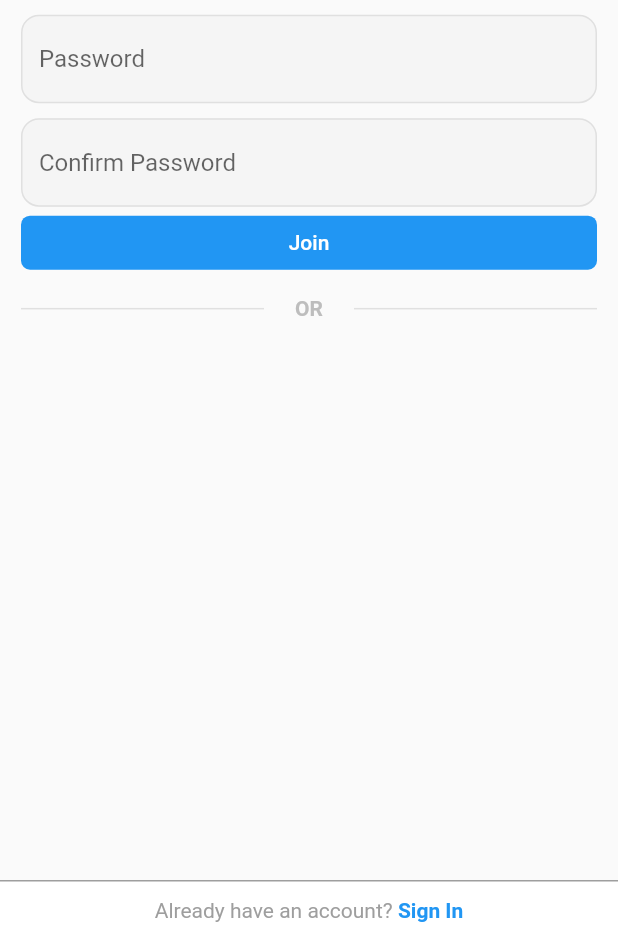
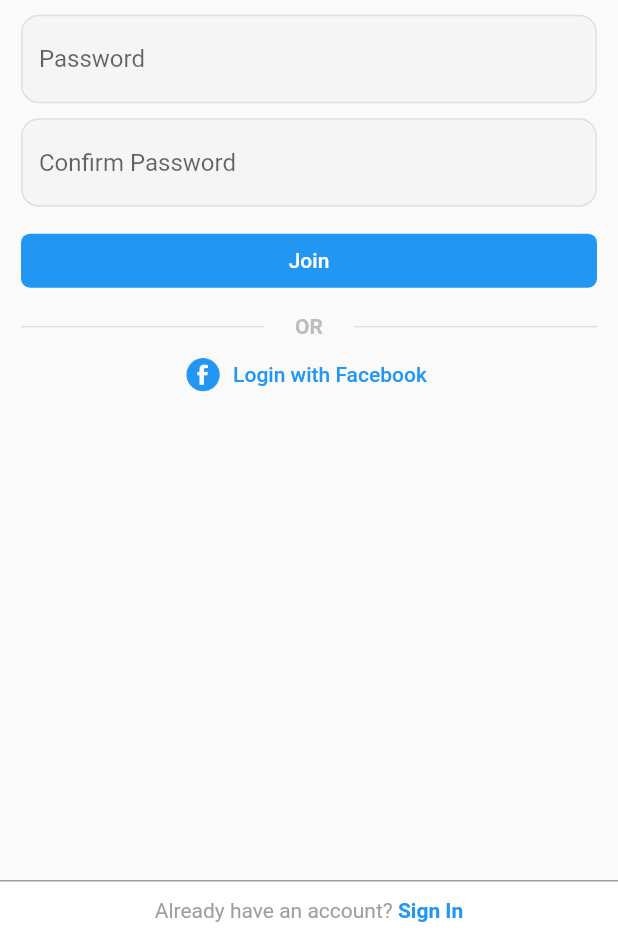
Before and after one commit to pioneerplat/flutter_practice_instagram, a Flutter app: the screen it shows after launch, on a phone screen of 412 x 824 dp, the part 296-1236 px from its top. Run offline on Flutter 3.47's test engine with Material 2 defaults, Android fonts, the phone set to English and light mode, and no system bars; our stand-ins replace cached_network_image.

Commit message:
48 FlatButton with icon
facebook 버튼
ImageIcon

```diff
--- a/flutter_instagram_first/lib/widgets/sign_up_form.dart
+++ b/flutter_instagram_first/lib/widgets/sign_up_form.dart
@@ -81,7 +81,30 @@ class _SignUpFormState extends State<SignUpForm> {
                   }
                 },
               ),
-              FlatButton(
+              SizedBox(
+                height: common_s_gap,
+              ),
+              _submitButton(context),
+              SizedBox(
+                height: common_s_gap,
+              ),
+              _orDivider(),
+              //ImageIcon 나의 Image를 이용하여 아이콘을 만듬
+              FlatButton.icon(
+                  onPressed: () {},
+                  //textColor에 Icon과 Text 모두 포함
+                  textColor: Colors.blue,
+                  icon: ImageIcon(AssetImage('assets/images/facebook.png')),
+                  label: Text("Login with Facebook")),
+            ],
+          ),
+        ),
+      ),
+    );
+  }
+
+  FlatButton _submitButton(BuildContext context) {
+    return FlatButton(
               color: Colors.blue,
               onPressed: () {
                 // 위 3개의 validator 가 전부 null을 반환하면 true가 오고 그렇지 않으면 false가 온다
@@ -102,9 +125,11 @@ class _SignUpFormState extends State<SignUpForm> {
               ),
               shape: RoundedRectangleBorder(
                   borderRadius: BorderRadius.circular(6)),
-              ),
-              SizedBox(height: common_s_gap,),
-              Stack(
+            );
+  }
+
+  Stack _orDivider() {
+    return Stack(
       alignment: Alignment.center,
       children: <Widget>[
         Positioned(
@@ -121,13 +146,12 @@ class _SignUpFormState extends State<SignUpForm> {
           height: 3,
           width: 60,
         ),
-                  Text('OR', style: TextStyle(color: Colors.grey[400], fontWeight: FontWeight.bold),)
-                ],
+        Text(
+          'OR',
+          style:
+              TextStyle(color: Colors.grey[400], fontWeight: FontWeight.bold),
         )
       ],
-          ),
-        ),
-      ),
     );
   }
 
```
Lines whose indentation alone changed are shown as unchanged.
